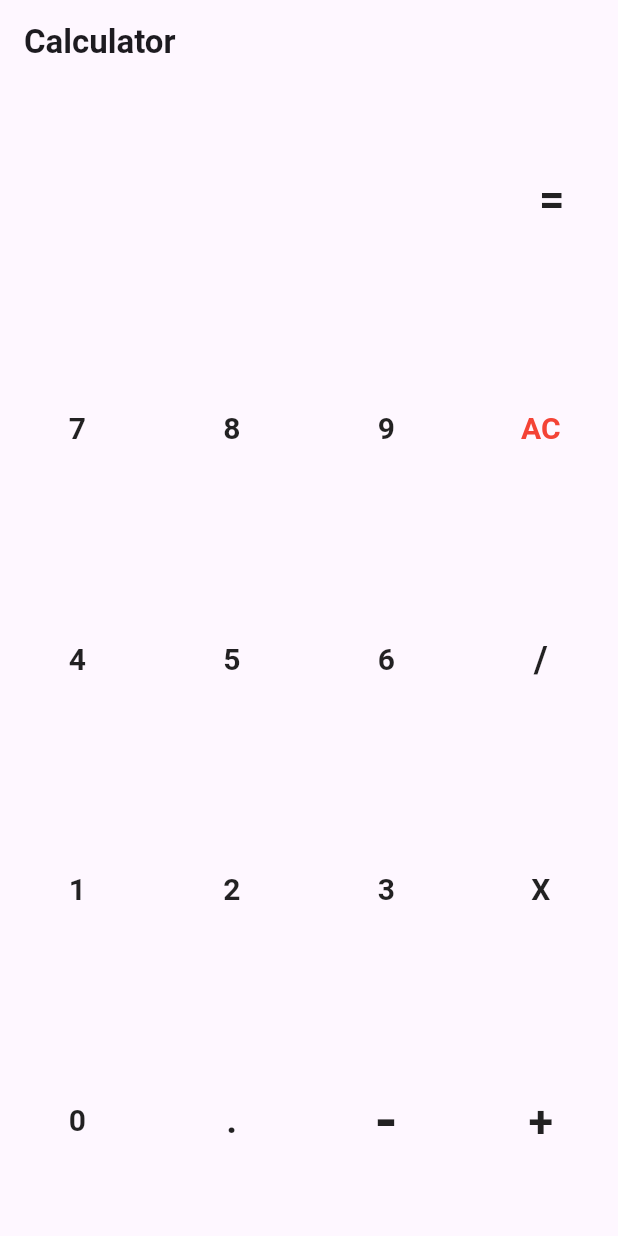
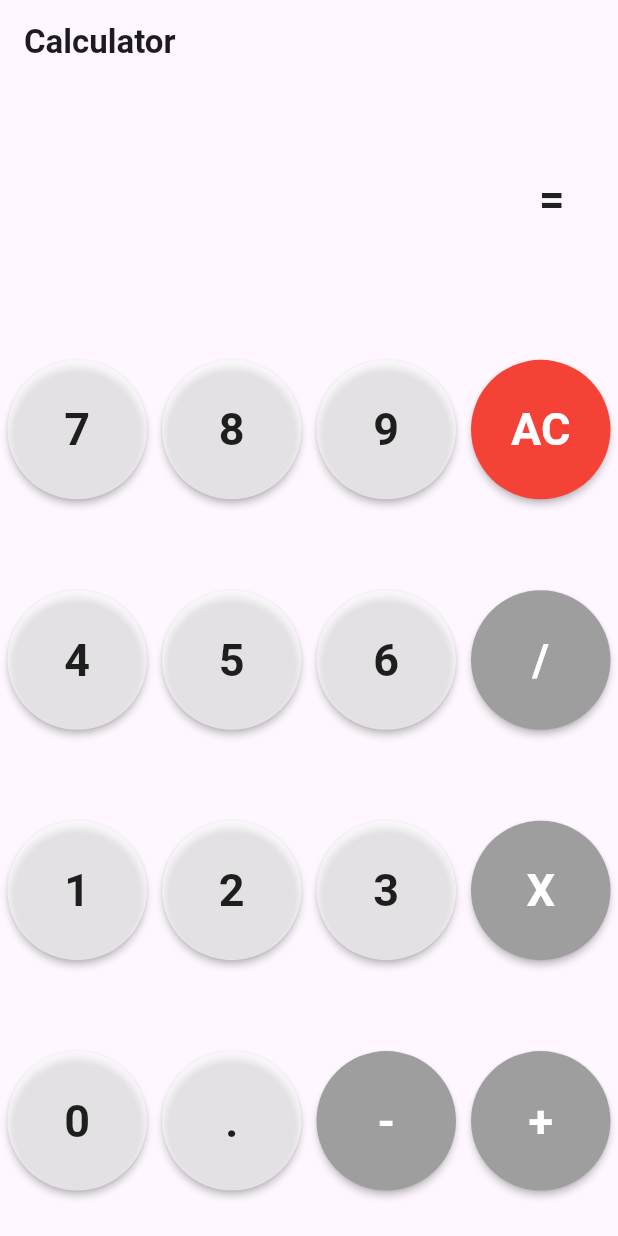
Before and after one commit to f1amekaiser/calculator-app, a Flutter app: the screen it shows after launch, on a phone screen of 412 x 824 dp. Run offline on Flutter 3.47's test engine with Material 3 defaults, Android fonts, the light colour scheme and no system bars; our stand-ins replace math_expressions.

Commit message:
modify layouts

```diff
--- a/lib/main.dart
+++ b/lib/main.dart
@@ -58,13 +58,16 @@ class _AppBodyState extends State<AppBody> {
                   });
                 } catch (e) {
                   setState(() {
-                    stvar = 'Error';
+                    stvar = '';
                   });
                 }
               },
               child: Text(
                 "=",
-                style: TextStyle(fontWeight: FontWeight.bold, fontSize: 30),
+                style: TextStyle(
+                  fontWeight: FontWeight.bold,
+                  fontSize: 30,
+                ),
               ),
             ),
           ]),
@@ -79,10 +82,13 @@ class _AppBodyState extends State<AppBody> {
                       stvar += '7';
                     });
                   },
+                  shape: CircleBorder(),
+                  color: Colors.white60,
+                  padding: EdgeInsets.all(25),
                   child: Text(
                     "7",
                     style:
-                        TextStyle(fontWeight: FontWeight.bold, fontSize: 20.0),
+                        TextStyle(fontWeight: FontWeight.bold, fontSize: 30.0),
                   ),
                 ),
               ),
@@ -93,10 +99,13 @@ class _AppBodyState extends State<AppBody> {
                       stvar += '8';
                     });
                   },
+                  shape: CircleBorder(),
+                  color: Colors.white60,
+                  padding: EdgeInsets.all(25),
                   child: Text(
                     "8",
                     style:
-                        TextStyle(fontWeight: FontWeight.bold, fontSize: 20.0),
+                        TextStyle(fontWeight: FontWeight.bold, fontSize: 30.0),
                   ),
                 ),
               ),
@@ -107,10 +116,13 @@ class _AppBodyState extends State<AppBody> {
                       stvar += '9';
                     });
                   },
+                  shape: CircleBorder(),
+                  color: Colors.white60,
+                  padding: EdgeInsets.all(25),
                   child: Text(
                     "9",
                     style:
-                        TextStyle(fontWeight: FontWeight.bold, fontSize: 20.0),
+                        TextStyle(fontWeight: FontWeight.bold, fontSize: 30.0),
                   ),
                 ),
               ),
@@ -121,12 +133,15 @@ class _AppBodyState extends State<AppBody> {
                       stvar = '';
                     });
                   },
+                  shape: CircleBorder(),
+                  padding: EdgeInsets.all(25),
+                  color: Colors.red,
                   child: Text(
                     "AC",
                     style: TextStyle(
                         fontWeight: FontWeight.bold,
-                        fontSize: 20.0,
-                        color: Colors.red),
+                        fontSize: 30.0,
+                        color: Colors.white),
                   ),
                 ),
               ),
@@ -143,10 +158,13 @@ class _AppBodyState extends State<AppBody> {
                       stvar += '4';
                     });
                   },
+                  shape: CircleBorder(),
+                  color: Colors.white60,
+                  padding: EdgeInsets.all(25),
                   child: Text(
                     "4",
                     style:
-                        TextStyle(fontWeight: FontWeight.bold, fontSize: 20.0),
+                        TextStyle(fontWeight: FontWeight.bold, fontSize: 30.0),
                   ),
                 ),
               ),
@@ -157,10 +175,13 @@ class _AppBodyState extends State<AppBody> {
                       stvar += '5';
                     });
                   },
+                  shape: CircleBorder(),
+                  color: Colors.white60,
+                  padding: EdgeInsets.all(25),
                   child: Text(
                     "5",
                     style:
-                        TextStyle(fontWeight: FontWeight.bold, fontSize: 20.0),
+                        TextStyle(fontWeight: FontWeight.bold, fontSize: 30.0),
                   ),
                 ),
               ),
@@ -171,10 +192,13 @@ class _AppBodyState extends State<AppBody> {
                       stvar += '6';
                     });
                   },
+                  shape: CircleBorder(),
+                  color: Colors.white60,
+                  padding: EdgeInsets.all(25),
                   child: Text(
                     "6",
                     style:
-                        TextStyle(fontWeight: FontWeight.bold, fontSize: 20.0),
+                        TextStyle(fontWeight: FontWeight.bold, fontSize: 30.0),
                   ),
                 ),
               ),
@@ -185,10 +209,15 @@ class _AppBodyState extends State<AppBody> {
                       stvar += '/';
                     });
                   },
+                  shape: CircleBorder(),
+                  color: Colors.grey,
+                  padding: EdgeInsets.all(25),
                   child: Text(
                     "/",
-                    style:
-                        TextStyle(fontWeight: FontWeight.bold, fontSize: 25.0),
+                    style: TextStyle(
+                        fontWeight: FontWeight.bold,
+                        fontSize: 30.0,
+                        color: Colors.white),
                   ),
                 ),
               ),
@@ -205,10 +234,13 @@ class _AppBodyState extends State<AppBody> {
                       stvar += '1';
                     });
                   },
+                  shape: CircleBorder(),
+                  color: Colors.white60,
+                  padding: EdgeInsets.all(25),
                   child: Text(
                     "1",
                     style:
-                        TextStyle(fontWeight: FontWeight.bold, fontSize: 20.0),
+                        TextStyle(fontWeight: FontWeight.bold, fontSize: 30.0),
                   ),
                 ),
               ),
@@ -219,10 +251,13 @@ class _AppBodyState extends State<AppBody> {
                       stvar += '2';
                     });
                   },
+                  shape: CircleBorder(),
+                  color: Colors.white60,
+                  padding: EdgeInsets.all(25),
                   child: Text(
                     "2",
                     style:
-                        TextStyle(fontWeight: FontWeight.bold, fontSize: 20.0),
+                        TextStyle(fontWeight: FontWeight.bold, fontSize: 30.0),
                   ),
                 ),
               ),
@@ -233,10 +268,13 @@ class _AppBodyState extends State<AppBody> {
                       stvar += '3';
                     });
                   },
+                  shape: CircleBorder(),
+                  color: Colors.white60,
+                  padding: EdgeInsets.all(25),
                   child: Text(
                     "3",
                     style:
-                        TextStyle(fontWeight: FontWeight.bold, fontSize: 20.0),
+                        TextStyle(fontWeight: FontWeight.bold, fontSize: 30.0),
                   ),
                 ),
               ),
@@ -247,10 +285,15 @@ class _AppBodyState extends State<AppBody> {
                       stvar += '*';
                     });
                   },
+                  shape: CircleBorder(),
+                  color: Colors.grey,
+                  padding: EdgeInsets.all(25),
                   child: Text(
                     "X",
-                    style:
-                        TextStyle(fontWeight: FontWeight.bold, fontSize: 20.0),
+                    style: TextStyle(
+                        fontWeight: FontWeight.bold,
+                        fontSize: 30.0,
+                        color: Colors.white),
                   ),
                 ),
               ),
@@ -267,10 +310,13 @@ class _AppBodyState extends State<AppBody> {
                       stvar += '0';
                     });
                   },
+                  shape: CircleBorder(),
+                  color: Colors.white60,
+                  padding: EdgeInsets.all(25),
                   child: Text(
                     "0",
                     style:
-                        TextStyle(fontWeight: FontWeight.bold, fontSize: 20.0),
+                        TextStyle(fontWeight: FontWeight.bold, fontSize: 30.0),
                   ),
                 ),
               ),
@@ -281,10 +327,13 @@ class _AppBodyState extends State<AppBody> {
                       stvar += '.';
                     });
                   },
+                  shape: CircleBorder(),
+                  color: Colors.white60,
+                  padding: EdgeInsets.all(25),
                   child: Text(
                     ".",
                     style:
-                        TextStyle(fontWeight: FontWeight.bold, fontSize: 25.0),
+                        TextStyle(fontWeight: FontWeight.bold, fontSize: 30.0),
                   ),
                 ),
               ),
@@ -295,10 +344,15 @@ class _AppBodyState extends State<AppBody> {
                       stvar += '-';
                     });
                   },
+                  shape: CircleBorder(),
+                  color: Colors.grey,
+                  padding: EdgeInsets.all(25),
                   child: Text(
                     "-",
-                    style:
-                        TextStyle(fontWeight: FontWeight.bold, fontSize: 40.0),
+                    style: TextStyle(
+                        fontWeight: FontWeight.bold,
+                        fontSize: 30.0,
+                        color: Colors.white),
                   ),
                 ),
               ),
@@ -309,10 +363,15 @@ class _AppBodyState extends State<AppBody> {
                       stvar += '+';
                     });
                   },
+                  shape: CircleBorder(),
+                  color: Colors.grey,
+                  padding: EdgeInsets.all(25),
                   child: Text(
                     "+",
-                    style:
-                        TextStyle(fontWeight: FontWeight.bold, fontSize: 30.0),
+                    style: TextStyle(
+                        fontWeight: FontWeight.bold,
+                        fontSize: 30.0,
+                        color: Colors.white),
                   ),
                 ),
               ),
```
